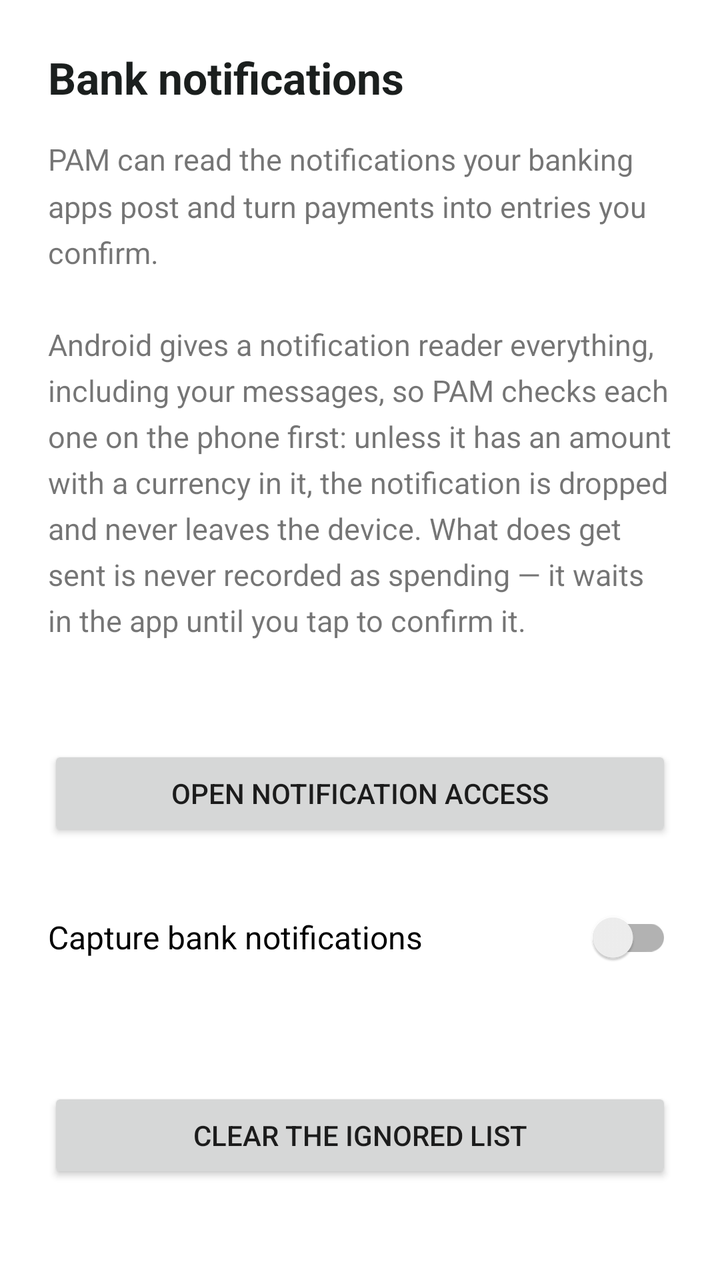
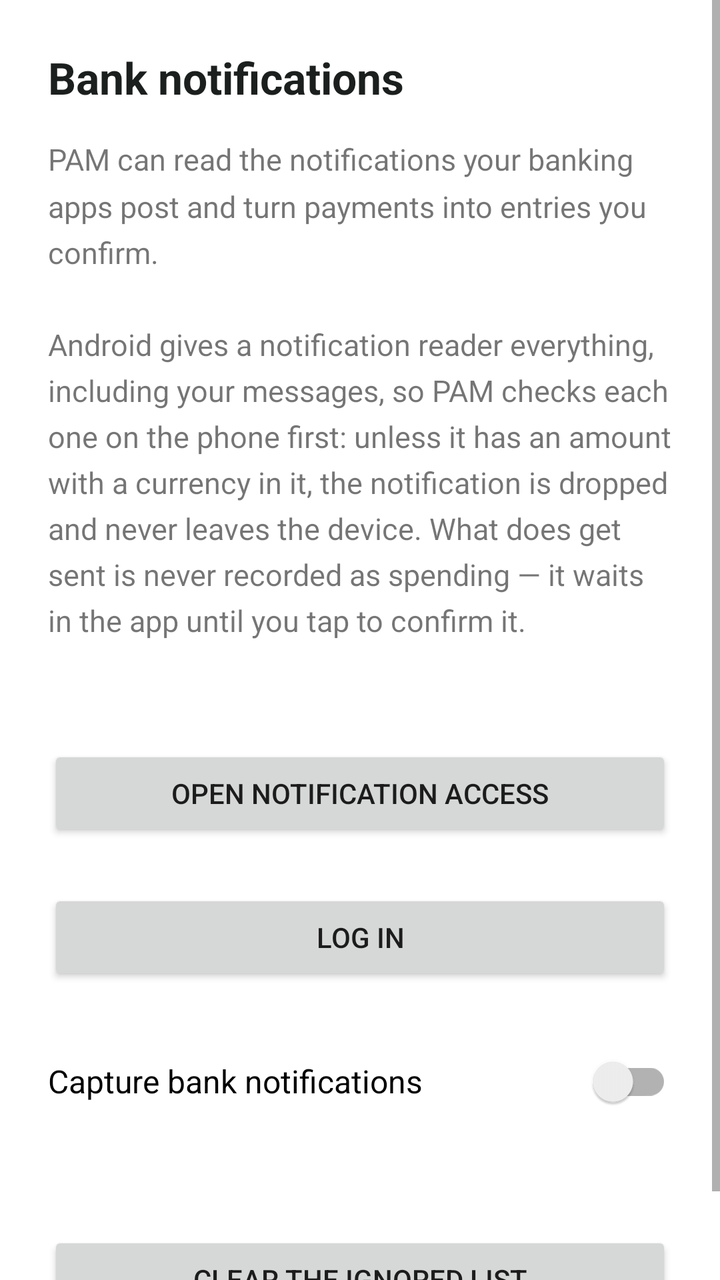

Screens rendered from an Android XML layout before and after an edit, with the pre-edit source and the edit as a unified diff.
<!-- AndroidManifest.xml: application theme Theme.Pam -->
<!-- res/layout/activity_notification_setup.xml -->
<?xml version="1.0" encoding="utf-8"?>
<ScrollView xmlns:android="http://schemas.android.com/apk/res/android"
    android:layout_width="match_parent"
    android:layout_height="match_parent">

    <LinearLayout
        android:layout_width="match_parent"
        android:layout_height="wrap_content"
        android:orientation="vertical"
        android:padding="24dp">

        <TextView
            android:layout_width="match_parent"
            android:layout_height="wrap_content"
            android:text="@string/notify_title"
            android:textSize="22sp"
            android:textStyle="bold"
            android:textColor="@color/pam_ink"
            android:layout_marginBottom="16dp" />

        <TextView
            android:layout_width="match_parent"
            android:layout_height="wrap_content"
            android:text="@string/notify_explainer"
            android:textSize="15sp"
            android:lineSpacingMultiplier="1.3"
            android:layout_marginBottom="24dp" />

        <TextView
            android:id="@+id/access_state"
            android:layout_width="match_parent"
            android:layout_height="wrap_content"
            android:textSize="15sp"
            android:textStyle="bold"
            android:layout_marginBottom="8dp" />

        <Button
            android:id="@+id/grant_access"
            android:layout_width="match_parent"
            android:layout_height="wrap_content"
            android:text="@string/notify_grant"
            android:layout_marginBottom="24dp" />

        <androidx.appcompat.widget.SwitchCompat
            android:id="@+id/capture"
            android:layout_width="match_parent"
            android:layout_height="wrap_content"
            android:text="@string/notify_switch"
            android:textSize="16sp"
            android:minHeight="48dp"
            android:layout_marginBottom="24dp" />

        <TextView
            android:id="@+id/muted"
            android:layout_width="match_parent"
            android:layout_height="wrap_content"
            android:textSize="14sp"
            android:lineSpacingMultiplier="1.3"
            android:layout_marginBottom="8dp" />

        <Button
            android:id="@+id/unmute"
            android:layout_width="match_parent"
            android:layout_height="wrap_content"
            android:text="@string/notify_unmute" />
    </LinearLayout>
</ScrollView>
<!-- resources referenced by this layout -->
<resources>
  <color name="pam_ink">#1B1F1E</color>
  <string name="notify_explainer">PAM can read the notifications your banking apps post and turn payments into entries you confirm.\n\nAndroid gives a notification reader everything, including your messages, so PAM checks each one on the phone first: unless it has an amount with a currency in it, the notification is dropped and never leaves the device. What does get sent is never recorded as spending — it waits in the app until you tap to confirm it.</string>
  <string name="notify_grant">Open notification access</string>
  <string name="notify_switch">Capture bank notifications</string>
  <string name="notify_title">Bank notifications</string>
  <string name="notify_unmute">Clear the ignored list</string>
  <style name="Theme.Pam" parent="Theme.MaterialComponents.DayNight.NoActionBar">
          <item name="colorPrimary">@color/pam_green</item>
          <item name="colorPrimaryVariant">@color/pam_green</item>
          <item name="colorOnPrimary">#FFFFFF</item>
          <item name="colorSecondary">@color/pam_green</item>
          <item name="android:statusBarColor">@color/pam_green</item>
      </style>
  <color name="pam_green">#1F6F5F</color>
</resources>

<!-- the commit's change to res/layout/activity_notification_setup.xml (unified diff, before → after) -->
@@ -1,7 +1,8 @@
 <?xml version="1.0" encoding="utf-8"?>
 <ScrollView xmlns:android="http://schemas.android.com/apk/res/android"
     android:layout_width="match_parent"
-    android:layout_height="match_parent">
+    android:layout_height="match_parent"
+    android:fitsSystemWindows="true">
 
     <LinearLayout
         android:layout_width="match_parent"
@@ -41,6 +42,13 @@
             android:text="@string/notify_grant"
             android:layout_marginBottom="24dp" />
 
+        <Button
+            android:id="@+id/log_in"
+            android:layout_width="match_parent"
+            android:layout_height="wrap_content"
+            android:text="@string/notify_log_in"
+            android:layout_marginBottom="24dp" />
+
         <androidx.appcompat.widget.SwitchCompat
             android:id="@+id/capture"
             android:layout_width="match_parent"
<!-- resource entries referenced after the edit -->
@@ -3,6 +3,7 @@
   <color name="pam_ink">#1B1F1E</color>
   <string name="notify_explainer">PAM can read the notifications your banking apps post and turn payments into entries you confirm.\n\nAndroid gives a notification reader everything, including your messages, so PAM checks each one on the phone first: unless it has an amount with a currency in it, the notification is dropped and never leaves the device. What does get sent is never recorded as spending — it waits in the app until you tap to confirm it.</string>
   <string name="notify_grant">Open notification access</string>
+  <string name="notify_log_in">Log in</string>
   <string name="notify_switch">Capture bank notifications</string>
   <string name="notify_title">Bank notifications</string>
   <string name="notify_unmute">Clear the ignored list</string>
